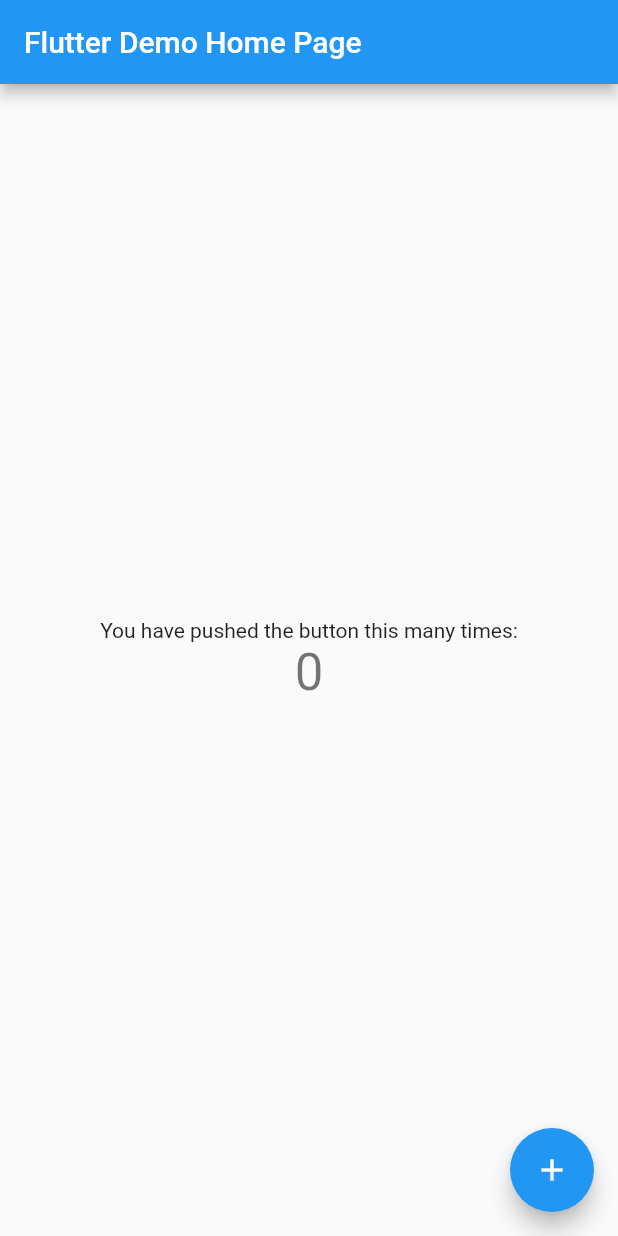
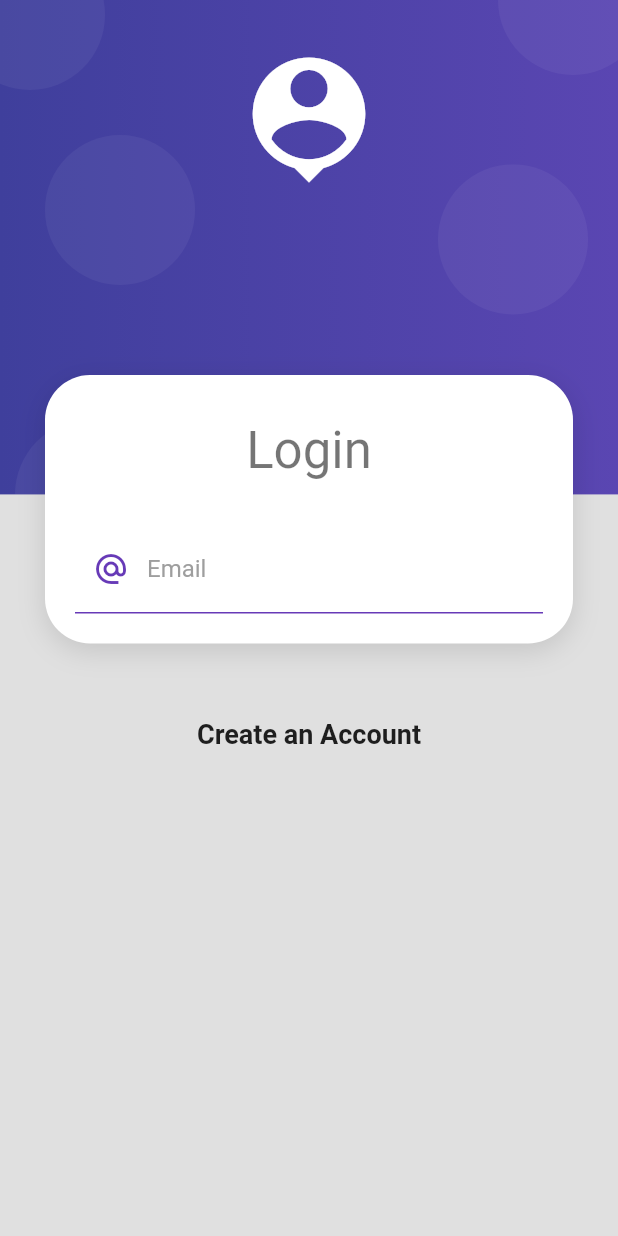
Before and after one commit to efeceve/products_app, a Flutter app: the screen it shows after launch, on a phone screen of 412 x 824 dp. Run offline on Flutter 3.47's test engine with Material 2 defaults, Android fonts, the phone set to English and light mode, and no system bars.

Commit message:
Login screen added with form preview

```diff
--- a/lib/main.dart
+++ b/lib/main.dart
@@ -1,115 +1,21 @@
 import 'package:flutter/material.dart';
+import 'package:products_app/screens/screens.dart';
 
-void main() {
-  runApp(const MyApp());
-}
+void main() => runApp(MyApp());
 
 class MyApp extends StatelessWidget {
-  const MyApp({Key? key}) : super(key: key);
-
-  // This widget is the root of your application.
   @override
   Widget build(BuildContext context) {
     return MaterialApp(
-      title: 'Flutter Demo',
-      theme: ThemeData(
-        // This is the theme of your application.
-        //
-        // Try running your application with "flutter run". You'll see the
-        // application has a blue toolbar. Then, without quitting the app, try
-        // changing the primarySwatch below to Colors.green and then invoke
-        // "hot reload" (press "r" in the console where you ran "flutter run",
-        // or simply save your changes to "hot reload" in a Flutter IDE).
-        // Notice that the counter didn't reset back to zero; the application
-        // is not restarted.
-        primarySwatch: Colors.blue,
-      ),
-      home: const MyHomePage(title: 'Flutter Demo Home Page'),
+      debugShowCheckedModeBanner: false,
+      title: 'Products App',
+      initialRoute: 'login',
+      routes: {
+        'login': (_) => LoginScreen(),
+        'home': (_) => HomeScreen(),
+      },
+      theme:
+          ThemeData.light().copyWith(scaffoldBackgroundColor: Colors.grey[300]),
     );
   }
 }
-
-class MyHomePage extends StatefulWidget {
-  const MyHomePage({Key? key, required this.title}) : super(key: key);
-
-  // This widget is the home page of your application. It is stateful, meaning
-  // that it has a State object (defined below) that contains fields that affect
-  // how it looks.
-
-  // This class is the configuration for the state. It holds the values (in this
-  // case the title) provided by the parent (in this case the App widget) and
-  // used by the build method of the State. Fields in a Widget subclass are
-  // always marked "final".
-
-  final String title;
-
-  @override
-  State<MyHomePage> createState() => _MyHomePageState();
-}
-
-class _MyHomePageState extends State<MyHomePage> {
-  int _counter = 0;
-
-  void _incrementCounter() {
-    setState(() {
-      // This call to setState tells the Flutter framework that something has
-      // changed in this State, which causes it to rerun the build method below
-      // so that the display can reflect the updated values. If we changed
-      // _counter without calling setState(), then the build method would not be
-      // called again, and so nothing would appear to happen.
-      _counter++;
-    });
-  }
-
-  @override
-  Widget build(BuildContext context) {
-    // This method is rerun every time setState is called, for instance as done
-    // by the _incrementCounter method above.
-    //
-    // The Flutter framework has been optimized to make rerunning build methods
-    // fast, so that you can just rebuild anything that needs updating rather
-    // than having to individually change instances of widgets.
-    return Scaffold(
-      appBar: AppBar(
-        // Here we take the value from the MyHomePage object that was created by
-        // the App.build method, and use it to set our appbar title.
-        title: Text(widget.title),
-      ),
-      body: Center(
-        // Center is a layout widget. It takes a single child and positions it
-        // in the middle of the parent.
-        child: Column(
-          // Column is also a layout widget. It takes a list of children and
-          // arranges them vertically. By default, it sizes itself to fit its
-          // children horizontally, and tries to be as tall as its parent.
-          //
-          // Invoke "debug painting" (press "p" in the console, choose the
-          // "Toggle Debug Paint" action from the Flutter Inspector in Android
-          // Studio, or the "Toggle Debug Paint" command in Visual Studio Code)
-          // to see the wireframe for each widget.
-          //
-          // Column has various properties to control how it sizes itself and
-          // how it positions its children. Here we use mainAxisAlignment to
-          // center the children vertically; the main axis here is the vertical
-          // axis because Columns are vertical (the cross axis would be
-          // horizontal).
-          mainAxisAlignment: MainAxisAlignment.center,
-          children: <Widget>[
-            const Text(
-              'You have pushed the button this many times:',
-            ),
-            Text(
-              '$_counter',
-              style: Theme.of(context).textTheme.headline4,
-            ),
-          ],
-        ),
-      ),
-      floatingActionButton: FloatingActionButton(
-        onPressed: _incrementCounter,
-        tooltip: 'Increment',
-        child: const Icon(Icons.add),
-      ), // This trailing comma makes auto-formatting nicer for build methods.
-    );
-  }
-}
--- /dev/null
+++ b/lib/screens/home_screen.dart
@@ -0,0 +1,12 @@
+import 'package:flutter/material.dart';
+
+class HomeScreen extends StatelessWidget {
+  @override
+  Widget build(BuildContext context) {
+    return Scaffold(
+      body: Center(
+        child: Text('HomeScreen'),
+      ),
+    );
+  }
+}
--- /dev/null
+++ b/lib/screens/login_screen.dart
@@ -0,0 +1,79 @@
+import 'package:flutter/material.dart';
+import 'package:products_app/widgets/widgets.dart';
+
+class LoginScreen extends StatelessWidget {
+  @override
+  Widget build(BuildContext context) {
+    return Scaffold(
+        body: AuthBackground(
+      child: SingleChildScrollView(
+        child: Column(
+          children: [
+            SizedBox(height: 250),
+            CardContainer(
+                child: Column(
+              children: [
+                SizedBox(
+                  height: 10,
+                ),
+                Text(
+                  'Login',
+                  style: Theme.of(context).textTheme.headline4,
+                ),
+                SizedBox(
+                  height: 30,
+                ),
+                _LoginForm(),
+              ],
+            )),
+            SizedBox(
+              height: 50,
+            ),
+            Text(
+              'Create an Account',
+              style: TextStyle(fontSize: 18, fontWeight: FontWeight.bold),
+            )
+          ],
+        ),
+      ),
+    ));
+  }
+}
+
+class _LoginForm extends StatelessWidget {
+  @override
+  Widget build(BuildContext context) {
+    return Container(
+      child: Form(
+        child: Column(
+          children: [
+            TextFormField(
+              autocorrect: false,
+              keyboardType: TextInputType.emailAddress,
+              decoration: InputDecoration(
+                  enabledBorder: UnderlineInputBorder(
+                    borderSide: BorderSide(
+                      color: Colors.deepPurple,
+                    ),
+                  ),
+                  focusedBorder: UnderlineInputBorder(
+                      borderSide: BorderSide(
+                    color: Colors.deepPurple,
+                    width: 2,
+                  )),
+                  hintText: 'john@mail.com',
+                  labelText: 'Email',
+                  labelStyle: TextStyle(
+                    color: Colors.grey,
+                  ),
+                  prefixIcon: Icon(
+                    Icons.alternate_email_sharp,
+                    color: Colors.deepPurple,
+                  )),
+            ),
+          ],
+        ),
+      ),
+    );
+  }
+}
--- /dev/null
+++ b/lib/screens/screens.dart
@@ -0,0 +1,2 @@
+export 'package:products_app/screens/home_screen.dart';
+export 'package:products_app/screens/login_screen.dart';
--- /dev/null
+++ b/lib/widgets/auth_backgroud.dart
@@ -0,0 +1,97 @@
+import 'package:flutter/material.dart';
+
+class AuthBackground extends StatelessWidget {
+  final Widget child;
+
+  const AuthBackground({Key? key, required this.child}) : super(key: key);
+
+  @override
+  Widget build(BuildContext context) {
+    return Container(
+      //color: Colors.red,
+      width: double.infinity,
+      height: double.infinity,
+      child: Stack(
+        children: [
+          _PurpleBox(),
+          HeaderIcon(),
+          this.child,
+        ],
+      ),
+    );
+  }
+}
+
+class HeaderIcon extends StatelessWidget {
+  @override
+  Widget build(BuildContext context) {
+    return SafeArea(
+      child: Container(
+        width: double.infinity,
+        margin: EdgeInsets.only(top: 30),
+        child: Icon(Icons.person_pin, color: Colors.white, size: 100),
+      ),
+    );
+  }
+}
+
+class _PurpleBox extends StatelessWidget {
+  @override
+  Widget build(BuildContext context) {
+    final size = MediaQuery.of(context).size;
+
+    return Container(
+      width: double.infinity,
+      height: size.height * 0.4,
+      decoration: _purpleBackground(),
+      child: Stack(
+        children: [
+          Positioned(
+            child: _Bubble(),
+            top: 90,
+            left: 30,
+          ),
+          Positioned(
+            child: _Bubble(),
+            top: -40,
+            left: -30,
+          ),
+          Positioned(
+            child: _Bubble(),
+            top: -50,
+            right: -20,
+          ),
+          Positioned(
+            child: _Bubble(),
+            bottom: -50,
+            left: 10,
+          ),
+          Positioned(
+            child: _Bubble(),
+            bottom: 120,
+            right: 20,
+          ),
+        ],
+      ),
+    );
+  }
+
+  BoxDecoration _purpleBackground() => BoxDecoration(
+          gradient: LinearGradient(colors: [
+        Color.fromRGBO(63, 63, 156, 1),
+        Color.fromRGBO(90, 70, 178, 1)
+      ]));
+}
+
+class _Bubble extends StatelessWidget {
+  @override
+  Widget build(BuildContext context) {
+    return Container(
+      width: 100,
+      height: 100,
+      decoration: BoxDecoration(
+          borderRadius: BorderRadius.circular(100),
+          color: Color.fromRGBO(255, 255, 255, 0.05)),
+    );
+  }
+}
--- /dev/null
+++ b/lib/widgets/card_container.dart
@@ -0,0 +1,30 @@
+import 'package:flutter/material.dart';
+
+class CardContainer extends StatelessWidget {
+  final Widget child;
+
+  const CardContainer({Key? key, required this.child}) : super(key: key);
+  @override
+  Widget build(BuildContext context) {
+    return Padding(
+      padding: EdgeInsets.symmetric(horizontal: 30),
+      child: Container(
+        width: double.infinity,
+        padding: EdgeInsets.all(20),
+        decoration: _createCardShape(),
+        child: this.child,
+      ),
+    );
+  }
+
+  BoxDecoration _createCardShape() => BoxDecoration(
+          color: Colors.white,
+          borderRadius: BorderRadius.circular(30),
+          boxShadow: [
+            BoxShadow(
+              color: Colors.black12,
+              blurRadius: 15,
+              offset: Offset(0, 5),
+            )
+          ]);
+}
--- /dev/null
+++ b/lib/widgets/widgets.dart
@@ -0,0 +1,2 @@
+export 'package:products_app/widgets/auth_backgroud.dart';
+export 'package:products_app/widgets/card_container.dart';
```
Also changed, not shown: 1 other file.
